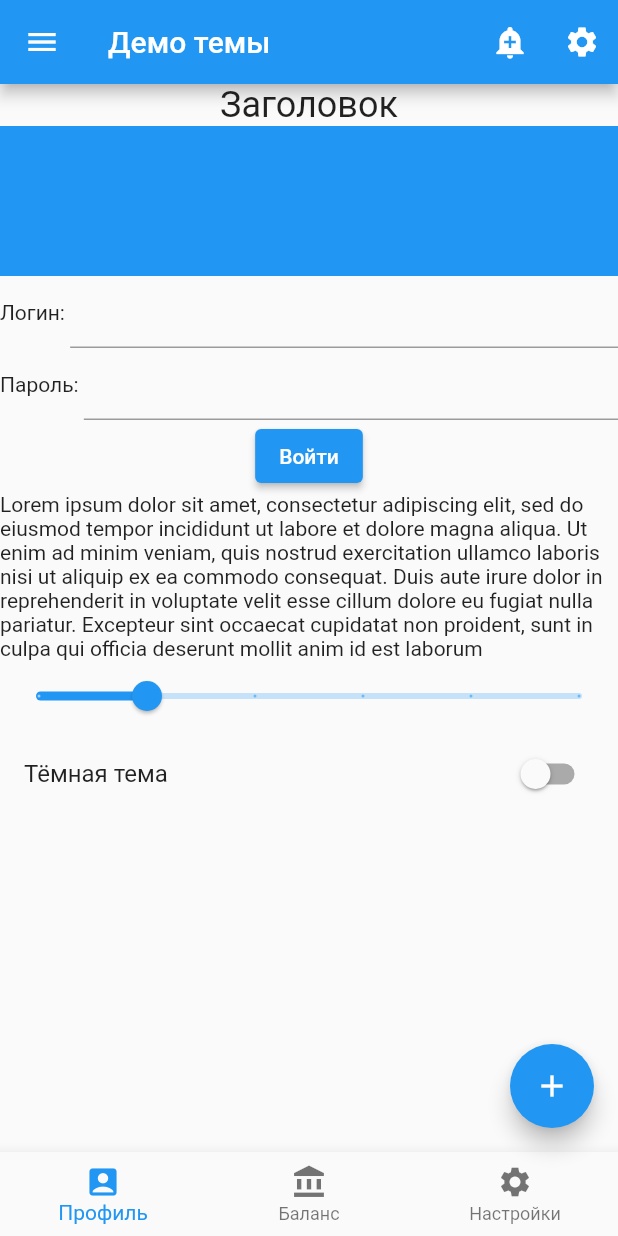
After one commit to dmitrymatveev87/widjets_demo, a Flutter app: the ThemeDemoScreen screen opened directly, on a phone screen of 412 x 824 dp. The commit adds this screen. Run offline on Flutter 3.47's test engine with Material 2 defaults, Android fonts, the phone set to English and light mode, and no system bars.

```diff
--- /dev/null
+++ b/lib/screens/theme_demo_screen.dart
@@ -0,0 +1,165 @@
+import 'package:flutter/material.dart';
+import 'package:widjets_demo/utils/strings.dart';
+
+class ThemeDemoApp extends StatelessWidget {
+  const ThemeDemoApp({Key? key}) : super(key: key);
+
+  @override
+  Widget build(BuildContext context) {
+    return MaterialApp(
+      home: ThemeDemoScreen(),
+    );
+  }
+}
+
+class ThemeDemoScreen extends StatefulWidget {
+  const ThemeDemoScreen({Key? key}) : super(key: key);
+
+  @override
+  _ThemeDemoScreenState createState() => _ThemeDemoScreenState();
+}
+
+class _ThemeDemoScreenState extends State<ThemeDemoScreen> {
+  double _currentSliderValue = 20;
+  bool _isDarkTheme = false;
+
+  Widget _navigationDraw() => Drawer(
+    child: ListView(
+      padding: EdgeInsets.zero,
+      children: [
+        DrawerHeader(
+          decoration: const BoxDecoration(
+            color: Colors.blue,
+          ),
+          child: Container(
+            height: 200,
+            child: Column(
+              mainAxisAlignment: MainAxisAlignment.center,
+              crossAxisAlignment: CrossAxisAlignment.center,
+              children: [
+                Container(
+                  height: 100,
+                  decoration: const BoxDecoration(
+                      borderRadius:
+                      BorderRadius.all(Radius.circular(50.0))),
+                  child: Image.network(
+                      "https://upload.wikimedia.org/wikipedia/commons/thumb/4/44/Google-flutter-logo.svg/330px-Google-flutter-logo.svg.png"),
+                ),
+                const Text("Навигация во Flutter")
+              ],
+            ),
+          ),
+        ),
+        ListTile(
+          leading: const Icon(Icons.one_k),
+          title: const Text("Каталог"),
+          onTap: () {},
+        ),
+        ListTile(
+          leading: const Icon(Icons.two_k),
+          title: const Text("Корзина"),
+          onTap: () {},
+        ),
+        const Divider(), //here is a divider
+        const Padding(
+          padding: EdgeInsets.only(left: 10),
+          child: Text("Профиль",
+              style: TextStyle(
+                  color: Colors.grey, fontWeight: FontWeight.bold)),
+        ),
+        ListTile(
+          leading: const Icon(Icons.settings),
+          title: const Text("Настройки"),
+          onTap: () {},
+        ),
+      ],
+    ),
+  );
+
+  PreferredSizeWidget _appBar() => AppBar(
+    title: Text('Демо темы', ),
+    actions: [
+      IconButton(
+        icon: const Icon(Icons.add_alert),
+        tooltip: 'Уведомления',
+        onPressed: () {},
+      ),
+      IconButton(
+        icon: const Icon(Icons.settings),
+        tooltip: 'Уведомления',
+        onPressed: () {},
+      ),
+    ],
+  );
+
+  @override
+  Widget build(BuildContext context) {
+    return Scaffold(
+    appBar: _appBar(),
+    drawer: _navigationDraw(),
+    body: SingleChildScrollView(
+    child: Center(
+    child: Column(
+    children: [
+    Text('Заголовок', style: Theme.of(context).textTheme.headline5),
+    Container(
+    height: 100,
+    color: Theme.of(context).colorScheme.secondary,
+    ),
+    Row(
+    children: const [
+    Text('Логин: '),
+    Expanded(child: TextField()),
+    ],
+    ),
+    Row(
+    children: const [
+    Text('Пароль: '),
+    Expanded(child: TextField()),
+    ],
+    ),
+    ElevatedButton(onPressed: () {}, child: Text('Войти')),
+    Text(Strings.longBodyText),
+    Slider(
+    value: _currentSliderValue,
+    max: 100,
+    divisions: 5,
+    label: _currentSliderValue.round().toString(),
+    onChanged: (double value) {
+    setState(() {
+    _currentSliderValue = value;
+    });
+    },
+    ),
+    SwitchListTile(
+    title: Text('Тёмная тема'),
+    value: _isDarkTheme,
+    onChanged: (val) {
+    setState(() {
+    _isDarkTheme = !_isDarkTheme;
+    if (_isDarkTheme) {
+
+    }
+    });
+    }),
+    ],
+    ),
+    ),
+    ),
+    floatingActionButton: FloatingActionButton(
+    onPressed: () {  },
+    child: Icon(Icons.add),
+    ),
+    bottomNavigationBar: BottomNavigationBar(
+    items: const [
+    BottomNavigationBarItem(
+    icon: Icon(Icons.account_box), label: 'Профиль'),
+    BottomNavigationBarItem(
+    icon: Icon(Icons.account_balance), label: 'Баланс'),
+    BottomNavigationBarItem(
+    icon: Icon(Icons.settings), label: 'Настройки'),
+    ],
+    ),
+    );
+  }
+}
--- /dev/null
+++ b/lib/utils/strings.dart
@@ -0,0 +1,3 @@
+class Strings {
+  static const longBodyText = "Lorem ipsum dolor sit amet, consectetur adipiscing elit, sed do eiusmod tempor incididunt ut labore et dolore magna aliqua. Ut enim ad minim veniam, quis nostrud exercitation ullamco laboris nisi ut aliquip ex ea commodo consequat. Duis aute irure dolor in reprehenderit in voluptate velit esse cillum dolore eu fugiat nulla pariatur. Excepteur sint occaecat cupidatat non proident, sunt in culpa qui officia deserunt mollit anim id est laborum";
+}
```
Also changed, not shown: lib/main.dart (+8 -5 lines), lib/screens/listview_screen_dart.dart (added, +44 -0 lines), lib/screens/navigation_demo_dart.dart (added, +83 -0 lines), lib/screens/app_bar_screen.dart (renamed from lib/app_bar_screen.dart), lib/screens/navigation_drawer_screen.dart (renamed from lib/navigation_drawer_screen.dart), lib/screens/switches_demo_screen.dart (renamed from lib/switches_demo_screen.dart), lib/screens/text_demo_screen.dart (renamed from lib/text_demo_screen.dart).
